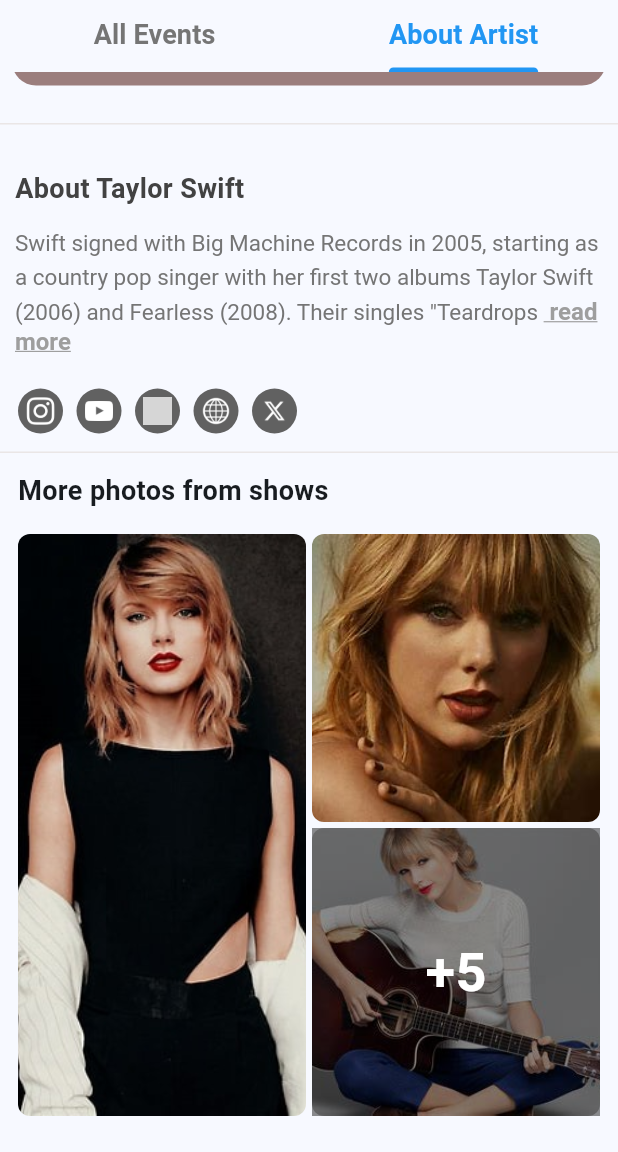
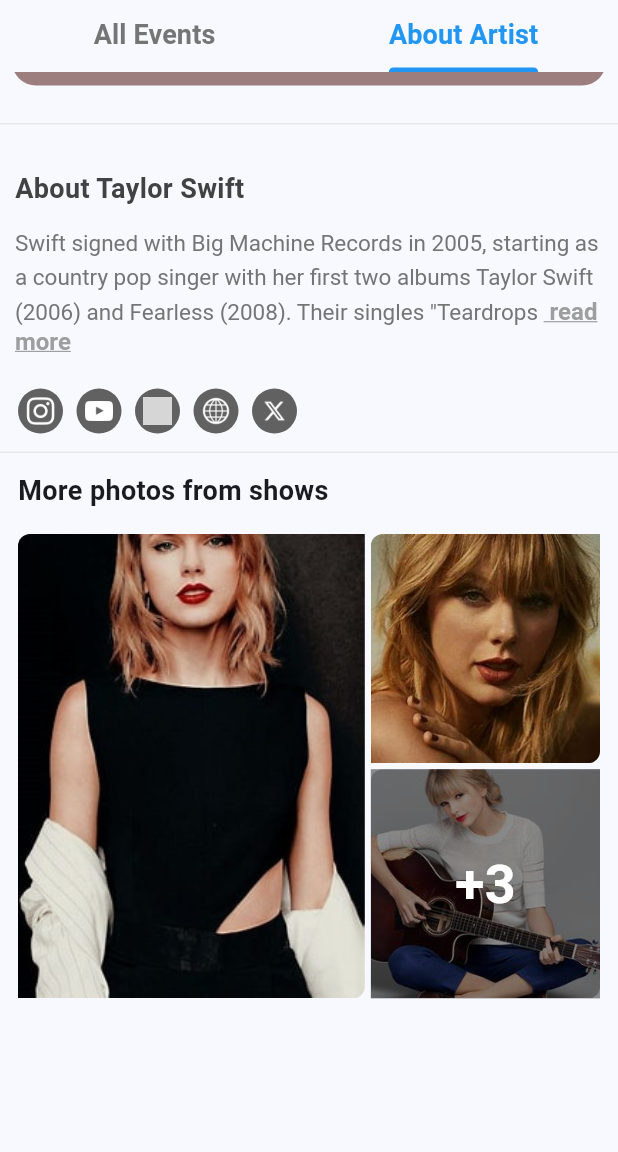
Before and after one commit to Shubham-2004/artist_page_allevents, a Flutter app: the screen it shows after launch, tab 2 chosen, scrolled down 166 dp, on a phone screen of 412 x 824 dp, the part 84-1236 px from its top. Run offline on Flutter 3.47's test engine with Material 3 defaults, Android fonts, the phone set to English and light mode, and no system bars; grey boxes are pictures that could not be loaded.

Commit message:
more photos to show new commit

```diff
--- /dev/null
+++ b/lib/widget/Image_tile.dart
@@ -0,0 +1,70 @@
+import 'package:flutter/material.dart';
+
+class ImageTile extends StatelessWidget {
+  final String imagePath;
+  final bool showOverlay;
+  final String overlayText;
+  final BorderSide? borderTop;
+  final BorderSide? borderRight;
+  final BorderSide? borderBottom;
+  final BorderSide? borderLeft;
+
+  const ImageTile({
+    Key? key,
+    required this.imagePath,
+    this.showOverlay = false,
+    this.overlayText = '',
+    this.borderTop,
+    this.borderRight,
+    this.borderBottom,
+    this.borderLeft,
+  }) : super(key: key);
+
+  @override
+  Widget build(BuildContext context) {
+    return Stack(
+      children: [
+        DecoratedBox(
+          decoration: BoxDecoration(
+            border: Border(
+              top: borderTop ?? BorderSide.none,
+              right: borderRight ?? BorderSide.none,
+              bottom: borderBottom ?? BorderSide.none,
+              left: borderLeft ?? BorderSide.none,
+            ),
+            borderRadius: const BorderRadius.only(
+              topLeft: Radius.circular(8.0),
+              bottomRight: Radius.circular(8.0),
+            ),
+          ),
+          child: ClipRRect(
+            borderRadius: const BorderRadius.only(
+              topLeft: Radius.circular(8.0),
+              bottomRight: Radius.circular(8.0),
+            ),
+            child: Image.asset(
+              imagePath,
+              fit: BoxFit.cover,
+              width: double.infinity,
+              height: double.infinity,
+            ),
+          ),
+        ),
+        if (showOverlay)
+          Container(
+            color: Colors.black45,
+            child: Center(
+              child: Text(
+                overlayText,
+                style: const TextStyle(
+                  color: Colors.white,
+                  fontSize: 36,
+                  fontWeight: FontWeight.bold,
+                ),
+              ),
+            ),
+          ),
+      ],
+    );
+  }
+}
--- a/lib/widget/Latest_album_widget.dart
+++ b/lib/widget/Latest_album_widget.dart
@@ -43,7 +43,9 @@
                 child: Row(
                   children: [
                     ClipRRect(
-                      borderRadius: BorderRadius.circular(12),
+                      borderRadius: BorderRadius.all(
+                        Radius.circular(16),
+                      ),
                       child: Padding(
                         padding: const EdgeInsets.only(left: 8.0, right: 8),
                         child: Image.asset(
--- a/lib/widget/More_photos_to_show.dart
+++ b/lib/widget/More_photos_to_show.dart
@@ -99,6 +99,8 @@
 //     );
 //   }
 // }
+import 'package:artist_page/widget/Image_tile.dart';
+import 'package:artist_page/widget/photo_deatil_page.dart';
 import 'package:flutter/material.dart';
 import 'package:flutter_staggered_grid_view/flutter_staggered_grid_view.dart';
 
@@ -111,10 +113,9 @@
       'assets/images/image5.jpeg',
       'assets/images/image2.jpeg',
       'assets/images/image3.jpeg',
+      'assets/images/image1.jpeg',
       'assets/images/image4.jpeg',
-      'assets/images/image6.jpeg', // Additional images
-      'assets/images/image7.jpeg',
-      'assets/images/image7.jpeg',
+      'assets/images/image3.jpeg',
     ];
 
     return Column(
@@ -131,39 +132,89 @@
         SizedBox(
           height: 400,
           child: StaggeredGrid.count(
-            crossAxisCount: 4,
+            crossAxisCount: 5,
             mainAxisSpacing: 4,
             crossAxisSpacing: 4,
-            children: _buildTiles(imagePaths),
+            children: _buildTiles(imagePaths, context),
           ),
         )
       ],
     );
   }
 
-  List<StaggeredGridTile> _buildTiles(List<String> imagePaths) {
+  List<StaggeredGridTile> _buildTiles(
+      List<String> imagePaths, BuildContext context) {
     List<StaggeredGridTile> tiles = [];
-    int maxPhotosToShow = 2;
 
-    for (int i = 0; i < imagePaths.length && i < maxPhotosToShow; i++) {
+    if (imagePaths.isNotEmpty) {
       tiles.add(
         StaggeredGridTile.count(
-          crossAxisCellCount: 2,
-          mainAxisCellCount: i == 0 ? 4 : 2,
-          child: ImageTile(imagePath: imagePaths[i]),
+          crossAxisCellCount: 3,
+          mainAxisCellCount: 4,
+          child: GestureDetector(
+            onTap: () {
+              Navigator.push(
+                context,
+                MaterialPageRoute(
+                  builder: (context) => PhotoDetailPage(
+                    imagePaths: imagePaths,
+                    initialIndex: 0,
+                  ),
+                ),
+              );
+            },
+            child: ImageTile(imagePath: imagePaths[0]),
+          ),
         ),
       );
     }
 
-    if (imagePaths.length > maxPhotosToShow) {
+    if (imagePaths.length > 1) {
+      // Second photo (40% width, half height)
       tiles.add(
         StaggeredGridTile.count(
           crossAxisCellCount: 2,
           mainAxisCellCount: 2,
-          child: ImageTile(
-            imagePath: imagePaths[maxPhotosToShow],
-            showOverlay: true,
-            overlayText: '+${imagePaths.length - maxPhotosToShow}',
+          child: GestureDetector(
+            onTap: () {
+              Navigator.push(
+                context,
+                MaterialPageRoute(
+                  builder: (context) => PhotoDetailPage(
+                    imagePaths: imagePaths,
+                    initialIndex: 1,
+                  ),
+                ),
+              );
+            },
+            child: ImageTile(imagePath: imagePaths[1]),
+          ),
+        ),
+      );
+    }
+
+    if (imagePaths.length > 2) {
+      tiles.add(
+        StaggeredGridTile.count(
+          crossAxisCellCount: 2,
+          mainAxisCellCount: 2,
+          child: GestureDetector(
+            onTap: () {
+              Navigator.push(
+                context,
+                MaterialPageRoute(
+                  builder: (context) => PhotoDetailPage(
+                    imagePaths: imagePaths,
+                    initialIndex: 2,
+                  ),
+                ),
+              );
+            },
+            child: ImageTile(
+              imagePath: imagePaths[2],
+              showOverlay: true,
+              overlayText: '+${imagePaths.length - 3}',
+            ),
           ),
         ),
       );
@@ -172,47 +223,3 @@
     return tiles;
   }
 }
-
-class ImageTile extends StatelessWidget {
-  final String imagePath;
-  final bool showOverlay;
-  final String overlayText;
-
-  const ImageTile({
-    Key? key,
-    required this.imagePath,
-    this.showOverlay = false,
-    this.overlayText = '',
-  }) : super(key: key);
-
-  @override
-  Widget build(BuildContext context) {
-    return Stack(
-      children: [
-        ClipRRect(
-          borderRadius: BorderRadius.circular(8.0),
-          child: Image.asset(
-            imagePath,
-            fit: BoxFit.cover,
-            width: double.infinity,
-            height: double.infinity,
-          ),
-        ),
-        if (showOverlay)
-          Container(
-            color: Colors.black45,
-            child: Center(
-              child: Text(
-                overlayText,
-                style: const TextStyle(
-                  color: Colors.white,
-                  fontSize: 36,
-                  fontWeight: FontWeight.bold,
-                ),
-              ),
-            ),
-          ),
-      ],
-    );
-  }
-}
```
Also changed, not shown: lib/widget/photo_deatil_page.dart (added, +46 -0 lines).
